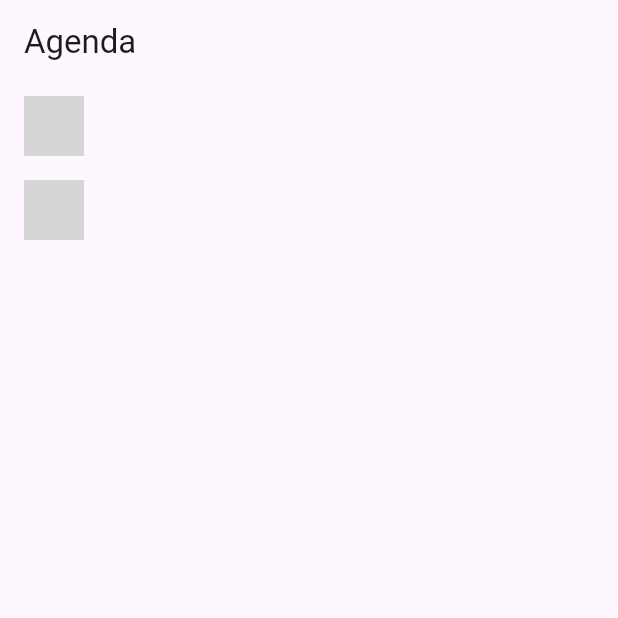
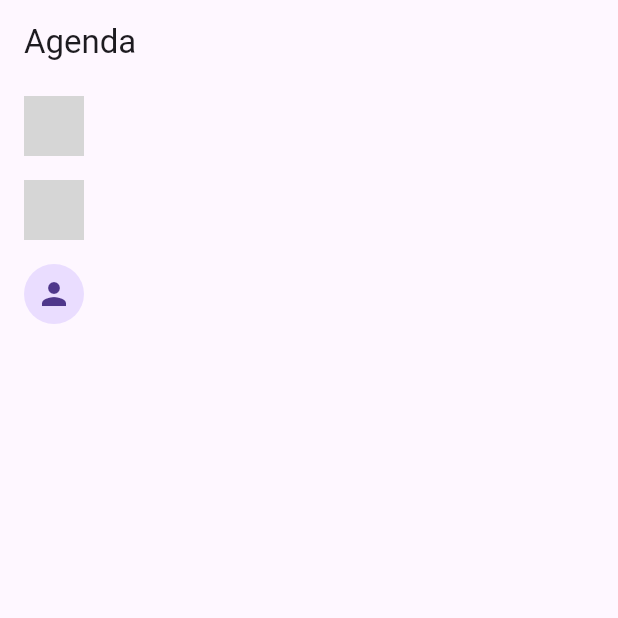
Before and after one commit to ArtJord/Agenda_flutter, a Flutter app: the screen it shows after launch, on a phone screen of 412 x 824 dp, the top half of it. Run offline on Flutter 3.47's test engine with Material 3 defaults, Android fonts, the phone set to English and light mode, and no system bars; network calls fail; grey boxes are pictures that could not be loaded.

```diff
--- a/lib/data/dummy_users.dart
+++ b/lib/data/dummy_users.dart
@@ -6,14 +6,21 @@ const DUMMY_USERS = {
     name: 'Maria',
     email: 'maria@gmail.com',
     cell: '5567989787878',
-         avatarUrl:'https://cdn.pixabay.com/photo/2023/03/15/09/32/woman-7854120_1280.png',
+    avatarUrl:
+        'https://cdn.pixabay.com/photo/2023/03/15/09/32/woman-7854120_1280.png',
   ),
-
   '2': const User(
     id: '2',
     name: 'Joao',
     email: 'joao@gmail.com',
     cell: '5568900000001',
-         avatarUrl:'https://cdn.pixabay.com/photo/2016/11/18/23/38/child-1837375_1280.png',
+    avatarUrl:
+        'https://cdn.pixabay.com/photo/2016/11/18/23/38/child-1837375_1280.png',
+  ),
+  '3': const User(
+    id: '3',
+    name: 'Pedro',
+    email: 'pedro@gmail.com',
+    cell: '5567900000002',
   )
 };
```
Lines whose indentation alone changed are shown as unchanged.
